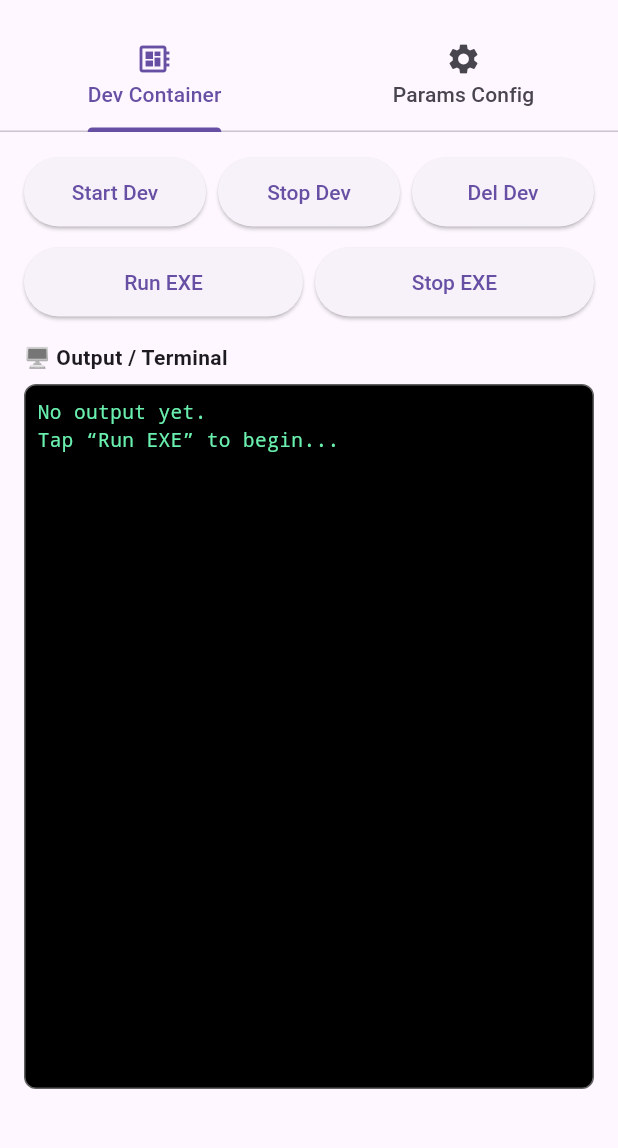
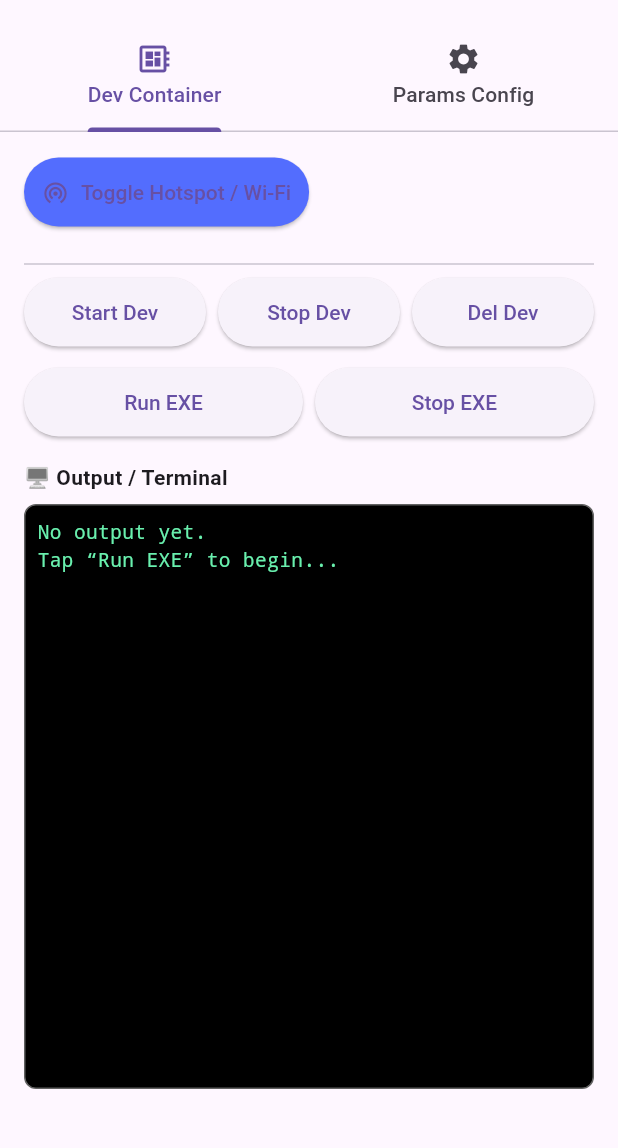
Before and after one commit to crose72/OSRemote, a Flutter app: the screen it shows after launch, after a tap on "Sign In", on a phone screen of 412 x 824 dp, the part 63-1211 px from its top. Run offline on Flutter 3.47's test engine with Material 3 defaults, Android fonts, the phone set to English and light mode, and no system bars; our stand-ins replace flutter_secure_storage, permission_handler; missing offline and left inert: dartssh2.

Commit message:
Toggle wifi/hotspot mode

```diff
--- a/os_remote_dev/lib/main.dart
+++ b/os_remote_dev/lib/main.dart
@@ -450,6 +450,22 @@ Widget _buildDevContainerTab() {
     child: Column(
       crossAxisAlignment: CrossAxisAlignment.start,
       children: [
+        // --- Toggle Hotspot / Wi-Fi ---
+        ElevatedButton.icon(
+          onPressed: () => _execCommand(
+            "sudo /home/$_username/workspaces/os-dev/OperationSquirrel/scripts/toggle_osremote.sh",
+            description: "Toggling Wi-Fi / Hotspot",
+          ),
+          icon: const Icon(Icons.wifi_tethering),
+          label: const Text("Toggle Hotspot / Wi-Fi", textAlign: TextAlign.center),
+          style: _buttonStyle.copyWith(
+            backgroundColor: WidgetStateProperty.all(Colors.indigoAccent),
+          ),
+        ),
+
+        const SizedBox(height: 16),
+        const Divider(),
+
         // --- Top Buttons ---
         Row(
           children: [
@@ -518,8 +534,10 @@ Widget _buildDevContainerTab() {
         ),
 
         const SizedBox(height: 16),
-        const Text("🖥️ Output / Terminal",
-            style: TextStyle(fontWeight: FontWeight.bold)),
+        const Text(
+          "🖥️ Output / Terminal",
+          style: TextStyle(fontWeight: FontWeight.bold),
+        ),
         const SizedBox(height: 8),
 
         // --- Stable Full-Width Terminal ---
@@ -527,9 +545,9 @@ Widget _buildDevContainerTab() {
           child: Padding(
             padding: const EdgeInsets.only(bottom: 40),
             child: Container(
-              width: double.infinity, // ✅ prevent narrowing
+              width: double.infinity,
               constraints: const BoxConstraints(
-                minHeight: 300, // ✅ keeps it tall even when log is short
+                minHeight: 300,
               ),
               decoration: BoxDecoration(
                 color: Colors.black,
@@ -561,6 +579,7 @@ Widget _buildDevContainerTab() {
   );
 }
 
+
   // --------------------------------------------------------------------------
   // UI
   // --------------------------------------------------------------------------
```
